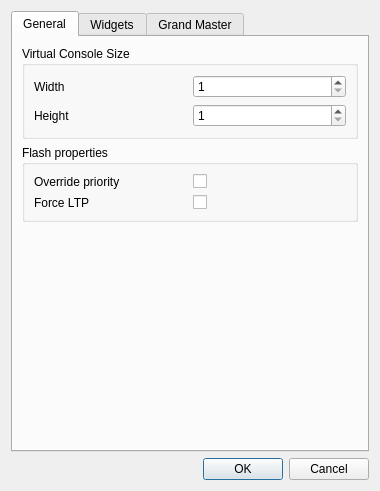
First picture: the form in ui/src/virtualconsole/vcproperties.ui, repository mcallegari/qlcplus, before the edit.
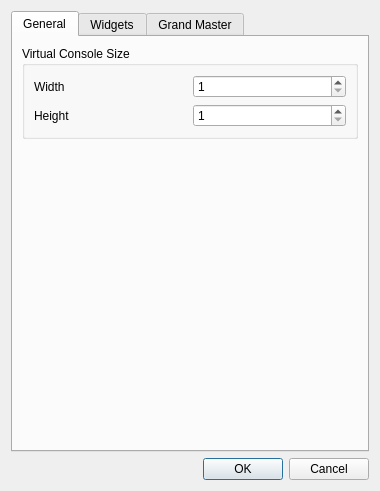
Second picture: the form after the edit.

Commit message: Remove override flash from VC properties

Patch:
```diff
--- a/ui/src/virtualconsole/vcproperties.ui
+++ b/ui/src/virtualconsole/vcproperties.ui
@@ -43,19 +43,6 @@
        <string>General</string>
       </attribute>
       <layout class="QGridLayout" name="gridLayout_3">
-       <item row="2" column="0">
-        <spacer name="verticalSpacer_2">
-         <property name="orientation">
-          <enum>Qt::Vertical</enum>
-         </property>
-         <property name="sizeHint" stdset="0">
-          <size>
-           <width>20</width>
-           <height>111</height>
-          </size>
-         </property>
-        </spacer>
-       </item>
        <item row="0" column="0">
         <widget class="QGroupBox" name="m_sizeGroup">
          <property name="title">
@@ -118,47 +105,17 @@
         </widget>
        </item>
        <item row="1" column="0">
-        <widget class="QGroupBox" name="m_flashGroup">
-         <property name="title">
-          <string>Flash properties</string>
+        <spacer name="verticalSpacer_2">
+         <property name="orientation">
+          <enum>Qt::Vertical</enum>
          </property>
-         <layout class="QGridLayout" name="gridLayout_5">
-          <item row="3" column="0">
-           <widget class="QLabel" name="label_24">
-            <property name="toolTip">
-             <string>Should flash scenes handle all channels as LTP channels. This overrides higher values for intensity channels when flashing.</string>
-            </property>
-            <property name="text">
-             <string>Force LTP</string>
-            </property>
-           </widget>
-          </item>
-          <item row="2" column="0">
-           <widget class="QLabel" name="label">
-            <property name="toolTip">
-             <string>Sets priority of flash values to be higher than sliders and running chasers.</string>
-            </property>
-            <property name="text">
-             <string>Override priority</string>
-            </property>
-           </widget>
-          </item>
-          <item row="3" column="1">
-           <widget class="QCheckBox" name="m_forceLTPBox">
-            <property name="text">
-             <string/>
-            </property>
-           </widget>
-          </item>
-          <item row="2" column="1">
-           <widget class="QCheckBox" name="m_flashOverrideBox">
-            <property name="text">
-             <string/>
-            </property>
-           </widget>
-          </item>
-         </layout>
-        </widget>
+         <property name="sizeHint" stdset="0">
+          <size>
+           <width>20</width>
+           <height>111</height>
+          </size>
+         </property>
+        </spacer>
        </item>
       </layout>
      </widget>
```
Left out of the diff: 38 changed lines with no effect on the pictures. The commit also changes 12 other files.
